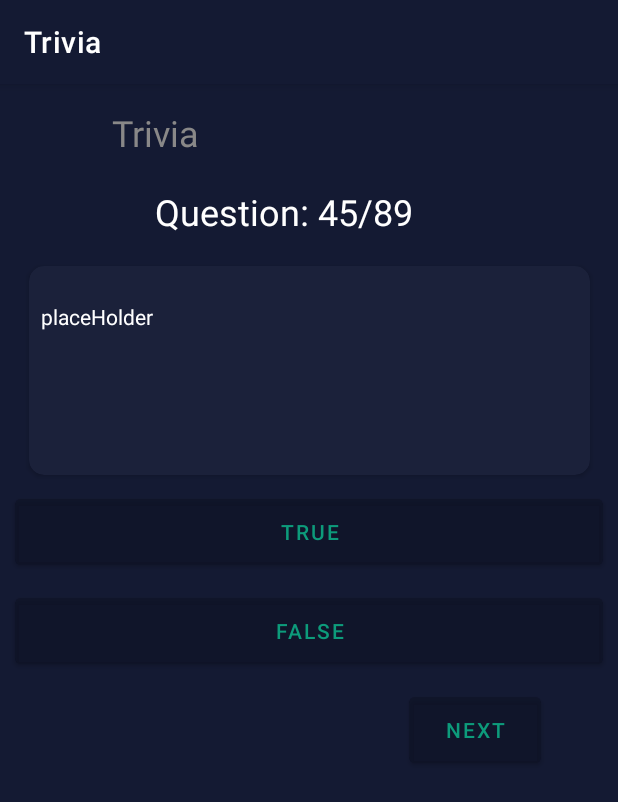
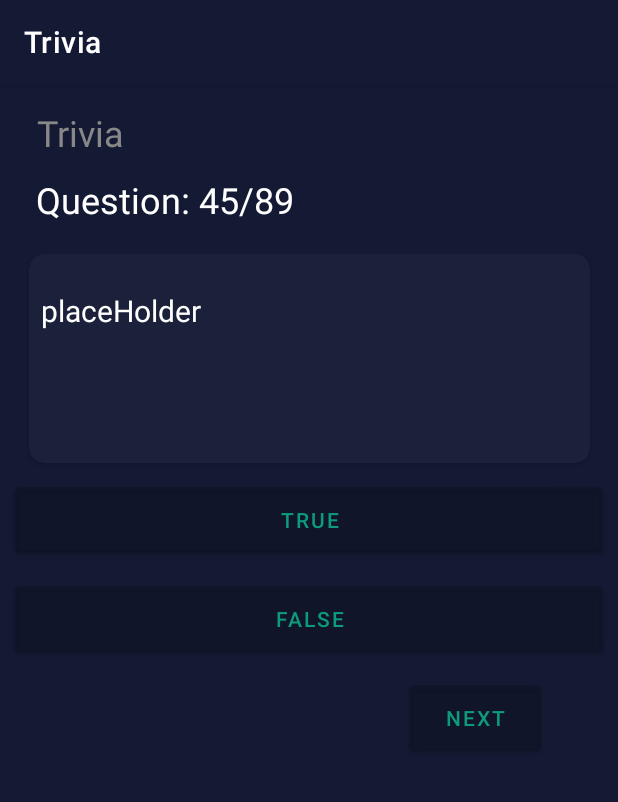
Before and after one commit to farihanoor/Trivia, an Android app: the screen it shows after launch (MainActivity), on a phone screen of 412 x 824 dp. Shown: the top 802 px of the screen. Run offline under Robolectric (Android 15) with nearby library versions, the phone set to English and light mode, and no system bars; our stand-ins replace Volley, data binding; network calls fail; Roboto replaces fonts that are not available here.

Commit message:
App Completed and Working with animation

```diff
--- a/app/build.gradle
+++ b/app/build.gradle
@@ -38,6 +38,7 @@ dependencies {
     implementation 'com.google.android.material:material:1.4.0'
     implementation 'androidx.constraintlayout:constraintlayout:2.1.0'
     implementation 'com.android.volley:volley:1.2.0'
+    implementation 'androidx.compose.ui:ui-graphics:1.0.0-beta04'
     testImplementation 'junit:junit:4.+'
     androidTestImplementation 'androidx.test.ext:junit:1.1.3'
     androidTestImplementation 'androidx.test.espresso:espresso-core:3.4.0'
--- /dev/null
+++ b/app/src/main/res/anim/shake_animation.xml
@@ -0,0 +1,11 @@
+<?xml version="1.0" encoding="utf-8"?>
+<rotate xmlns:android="http://schemas.android.com/apk/res/android"
+
+    android:duration="150"
+    android:fromDegrees="-10"
+    android:pivotX="10%"
+    android:pivotY="10%"
+    android:repeatCount="1"
+    android:repeatMode="reverse"
+    android:toDegrees="10"
+    />
--- a/app/src/main/res/layout/activity_main.xml
+++ b/app/src/main/res/layout/activity_main.xml
@@ -1,7 +1,13 @@
 <?xml version="1.0" encoding="utf-8"?>
-<androidx.constraintlayout.widget.ConstraintLayout xmlns:android="http://schemas.android.com/apk/res/android"
+<layout xmlns:android="http://schemas.android.com/apk/res/android"
     xmlns:app="http://schemas.android.com/apk/res-auto"
-    xmlns:tools="http://schemas.android.com/tools"
+    xmlns:tools="http://schemas.android.com/tools">
+
+    <data>
+
+    </data>
+
+    <androidx.constraintlayout.widget.ConstraintLayout
         android:layout_width="match_parent"
         android:layout_height="match_parent"
         android:background="#141A33"
@@ -14,7 +20,7 @@
             android:textColor="@color/light_grey"
             android:textSize="24sp"
             app:layout_constraintEnd_toEndOf="parent"
-        app:layout_constraintHorizontal_bias="0.21"
+            app:layout_constraintHorizontal_bias="0.07"
             app:layout_constraintStart_toStartOf="parent"
             app:layout_constraintTop_toTopOf="parent" />
 
@@ -23,12 +29,12 @@
             style="@style/mainTextStyle"
             android:layout_width="wrap_content"
             android:layout_height="wrap_content"
-        android:layout_marginTop="20dp"
+            android:layout_marginTop="12dp"
             android:text="@string/out_of_text"
             android:textColor="@color/white"
             android:textSize="24sp"
             app:layout_constraintEnd_toEndOf="parent"
-        app:layout_constraintHorizontal_bias="0.431"
+            app:layout_constraintHorizontal_bias="0.1"
             app:layout_constraintStart_toStartOf="parent"
             app:layout_constraintTop_toBottomOf="@+id/title_text" />
 
@@ -44,7 +50,7 @@
             app:cardCornerRadius="10dp"
             app:layout_constraintEnd_toEndOf="parent"
             app:layout_constraintStart_toStartOf="parent"
-        app:layout_constraintTop_toBottomOf="@+id/text_view_out_of" >
+            app:layout_constraintTop_toBottomOf="@+id/text_view_out_of">
 
             <TextView
                 android:id="@+id/question_text_view"
@@ -53,7 +59,8 @@
                 android:layout_height="wrap_content"
                 android:padding="@dimen/question_text_padding"
                 android:text="@string/place_holder"
-            android:textColor="@color/white" />
+                android:textColor="@color/white"
+                android:textSize="20sp" />
         </androidx.cardview.widget.CardView>
 
         <Button
@@ -90,3 +97,4 @@
             app:layout_constraintStart_toStartOf="parent"
             app:layout_constraintTop_toBottomOf="@+id/button_false" />
     </androidx.constraintlayout.widget.ConstraintLayout>
+</layout>
--- a/app/src/main/res/values/colors.xml
+++ b/app/src/main/res/values/colors.xml
@@ -2,7 +2,7 @@
 <resources>
     <color name="purple_200">#FFBB86FC</color>
     <color name="purple_500">#141A33</color>
-    <color name="purple_700">#FF3700B3</color>
+    <color name="purple_700">#141A33</color>
     <color name="teal_200">#FF03DAC5</color>
     <color name="teal_700">#FF018786</color>
     <color name="black">#FF000000</color>
--- a/app/src/main/res/values/strings.xml
+++ b/app/src/main/res/values/strings.xml
@@ -6,4 +6,7 @@
     <string name="false_button">False</string>
     <string name="next_button">Next</string>
     <string name="place_holder">placeHolder</string>
+    <string name="question">Question: </string>
+    <string name="correct_answer">Correct</string>
+    <string name="incorrect_answer">Incorrect</string>
 </resources>
```
Also changed, not shown: app/src/main/java/com/example/trivia/MainActivity.java (+122 -5 lines). Lines whose indentation alone changed are shown as unchanged.
